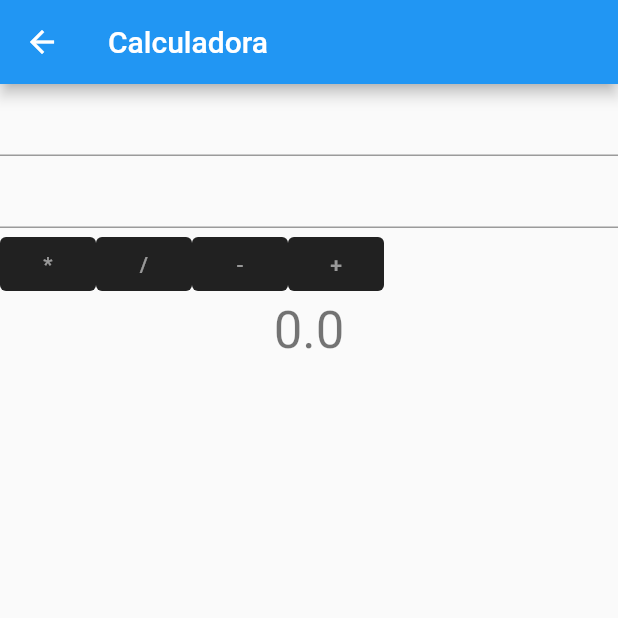
After one commit to Joao-Savi/imc, a Flutter app: the CalculatorListScreen screen opened directly, on a phone screen of 412 x 824 dp, the top half of it. The commit adds this screen. Run offline on Flutter 3.47's test engine with Material 2 defaults, Android fonts, the phone set to English and light mode, and no system bars.

Commit message:
mais um comitao

```diff
--- a/lib/app/Components/menu.dart
+++ b/lib/app/Components/menu.dart
@@ -3,6 +3,8 @@ import 'package:flutter/material.dart';
 import 'package:imc/app/screens/about_screen.dart';
 import 'package:imc/app/screens/galeria_screen.dart';
 import 'package:imc/app/screens/home_screen.dart';
+
+import '../screens/calculator_list_screen.dart';
 
 Widget Menu(BuildContext context) {
   return Drawer(
@@ -53,6 +55,20 @@ Widget Menu(BuildContext context) {
             );
             // Update the state of the app.
             // ...
+
+          },
+        ),
+        ListTile(
+          title: const Text('Calculadora '),
+          onTap: () {
+            Navigator.push(
+              context,
+              MaterialPageRoute(
+                  builder: (context) => CalculatorListScreen(title: "Calculadora")),
+            );
+            // Update the state of the app.
+            // ...
+
           },
         ),
       ],
--- a/lib/app/screens/about_screen.dart
+++ b/lib/app/screens/about_screen.dart
@@ -43,6 +43,7 @@ class _MyAboutScreenState extends State<AboutScreen> {
           children: <Widget>[
             Text("sobre")
 
+
           ],
         ),
       ),
--- /dev/null
+++ b/lib/app/screens/calculator_list_screen.dart
@@ -0,0 +1,181 @@
+
+import 'package:flutter/cupertino.dart';
+import 'package:flutter/material.dart';
+
+class CalculatorListScreen extends StatefulWidget {
+  const CalculatorListScreen({Key? key, required this.title}) : super(key: key);
+
+  final String title;
+
+  @override
+  State<CalculatorListScreen> createState() => _MyCalculatorListScreen();
+}
+
+class _MyCalculatorListScreen extends State<CalculatorListScreen> {
+
+  double _valorFinal = 0;
+  List<dynamic> _listResult = [];
+
+  TextEditingController _firstInputController = TextEditingController();
+  TextEditingController _secondInputController = TextEditingController();
+  TextEditingController _alturaController = TextEditingController();
+
+  void _Somar() {
+
+    setState(() {
+      final double primeiroNumero = double.parse(_secondInputController.text);
+      final double SegundoNumero = double.parse(_firstInputController.text);
+
+      _valorFinal = primeiroNumero + SegundoNumero;
+
+      _listResult.add(_valorFinal.toStringAsFixed(2));
+
+    });
+  }
+
+  void _Dividir() {
+    setState(() {
+      final double primeiroNumero = double.parse(_secondInputController.text);
+      final double SegundoNumero = double.parse(_firstInputController.text);
+
+      _valorFinal = primeiroNumero / SegundoNumero;
+
+      _listResult.add(_valorFinal.toStringAsFixed(2));
+
+    });
+  }
+  void _Subtrir() {
+    setState(() {
+      final double primeiroNumero = double.parse(_secondInputController.text);
+      final double SegundoNumero = double.parse(_firstInputController.text);
+
+      _valorFinal = primeiroNumero - SegundoNumero;
+
+      _listResult.add(_valorFinal.toStringAsFixed(2));
+
+    });
+  }
+  void _Multiplicar() {
+    setState(() {
+      final double primeiroNumero = double.parse(_secondInputController.text);
+      final double SegundoNumero = double.parse(_firstInputController.text);
+
+      _valorFinal = primeiroNumero * SegundoNumero;
+
+      _listResult.add(_valorFinal.toStringAsFixed(2));
+
+    });
+  }
+
+
+  @override
+  Widget build(BuildContext context) {
+
+    return Scaffold(
+      appBar: AppBar(
+        title: Text(widget.title),
+      ),
+      //drawer: Menu(context),
+      body: Column(
+        children: <Widget>[
+          TextField(
+            textAlign: TextAlign.center,
+            controller: _firstInputController,
+            style: TextStyle(
+              fontSize: 16,
+            ),
+          ),
+
+          TextField(
+            textAlign: TextAlign.center,
+            controller: _secondInputController,
+            style: TextStyle(
+              fontSize: 16,
+
+            ),
+
+          ),
+
+          Row(
+            children: [
+              TextButton(
+                style: ButtonStyle(
+                  foregroundColor: MaterialStateProperty.all<Color>(Colors.white54),
+                  backgroundColor: MaterialStateProperty.all<Color>(Colors.black87),
+
+                ),
+                onPressed: ( ) {
+                  _Multiplicar();
+                },
+                child: Text('*'),
+              ),
+
+              TextButton(
+                style: ButtonStyle(
+                  foregroundColor: MaterialStateProperty.all<Color>(Colors.white54),
+                  backgroundColor: MaterialStateProperty.all<Color>(Colors.black87),
+
+
+                ),
+                onPressed: ( ) {
+                  _Dividir();
+                },
+                child: Text('/'),
+              ),
+
+              TextButton(
+                style: ButtonStyle(
+                  foregroundColor: MaterialStateProperty.all<Color>(Colors.white54),
+                  backgroundColor: MaterialStateProperty.all<Color>(Colors.black87),
+
+
+                ),
+                onPressed: ( ) {
+                  _Subtrir();
+                },
+                child: Text('-'),
+              ),
+
+              TextButton(
+                style: ButtonStyle(
+                  foregroundColor: MaterialStateProperty.all<Color>(Colors.white54),
+                  backgroundColor: MaterialStateProperty.all<Color>(Colors.black87),
+
+
+                ),
+                onPressed: ( ) {
+                  _Somar();
+                },
+                child: Text('+'),
+              ),
+
+            ],
+          ),
+          Text('$_valorFinal',
+          style: Theme.of(context).textTheme.headline4),
+
+          Expanded(
+              child: ListView.builder(
+                itemCount: _listResult.length,
+                itemBuilder: (context, index){
+                  return ListTile(
+                    title: Text(_listResult[index].toString()),
+                    trailing: IconButton(
+                      icon: const Icon(Icons.delete, color: Colors.red),
+                      tooltip: 'increase volume by 10',
+                      onPressed: (){
+                        setState(() {
+                          _listResult.remove(_listResult[index]);
+                        });
+                      },
+                    ),
+                  );
+                }
+              ),
+          ),
+
+        ],
+      ),
+    );
+  }
+}
```
